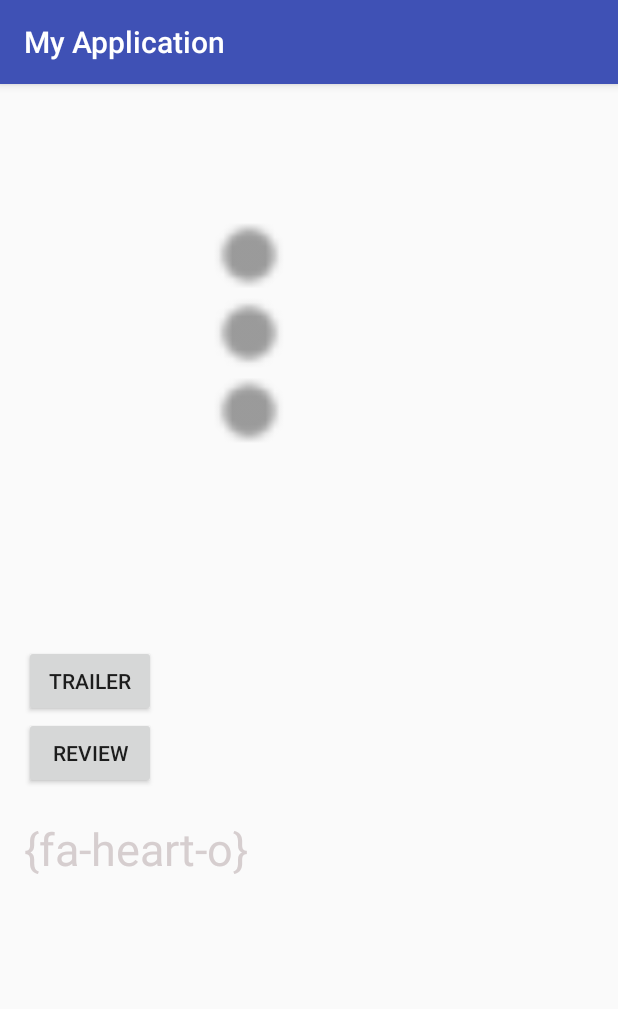
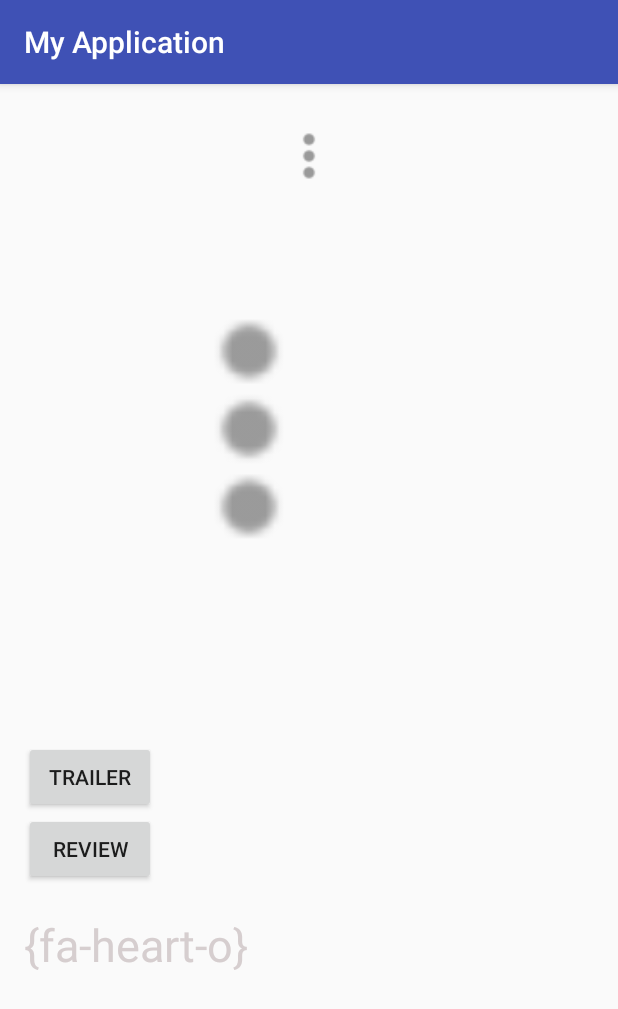
Before and after one commit to mohamed6996/MyApplication4-1, an Android app: the DetailFragment screen opened directly, with no data from a screen before it, on a phone screen of 412 x 824 dp. Shown: the top 1009 px of the screen. Run offline under Robolectric (Android 15) with nearby library versions, the phone set to English and light mode, and no system bars; our stand-ins replace Volley; libraries missing offline, so code that uses them is left out: com.joanzapata.iconify; plain views replace IconTextView; network calls fail; pictures from the network do not load; 8 statements that could not run were skipped.

Commit message:
add back path image

```diff
--- a/app/src/main/AndroidManifest.xml
+++ b/app/src/main/AndroidManifest.xml
@@ -21,6 +21,11 @@
             </intent-filter>
         </activity>
         <activity android:name=".DetailActivity"></activity>
+
+        <provider
+            android:authorities="com.example.lenovo.myapplication"
+            android:name=".db.MovieProvider" ></provider>
+
     </application>
 
 </manifest>
--- a/app/src/main/java/com/example/lenovo/myapplication/DetailFragment.java
+++ b/app/src/main/java/com/example/lenovo/myapplication/DetailFragment.java
@@ -42,14 +42,14 @@ import org.json.JSONObject;
  */
 public class DetailFragment extends Fragment {
     TextView overView, releaseDate, voteAvg, review_field, favorite;
-    ImageView image_path;
+    ImageView image_path, back_path ;
     Button trailer, review;
     String trailer_id, key;
     String review_content;
     String json;
     boolean clicked;
 
-    String over_view, release_date, vote_avg, image_key, id_key;
+    String over_view, release_date, vote_avg, image_key,backDrop_path, id_key;
 
 
     public DetailFragment() {
@@ -74,6 +74,7 @@ public class DetailFragment extends Fragment {
         release_date = bundle.getString("RELEASE_DATE_KEY");
         vote_avg = bundle.getString("VOTE_AVERAGE_KEY");
         image_key = bundle.getString("IMAGE_KEY");
+        backDrop_path = bundle.getString("BACKDROP_PATH_KEY");
         id_key = bundle.getString("ID_KEY");
         json = bundle.getString("jsonString");
 
@@ -106,6 +107,7 @@ public class DetailFragment extends Fragment {
         releaseDate = (TextView) view.findViewById(R.id.release_date);
         voteAvg = (TextView) view.findViewById(R.id.vote_average);
         image_path = (ImageView) view.findViewById(R.id.img);
+        back_path = (ImageView) view.findViewById(R.id.back_path);
         trailer = (Button) view.findViewById(R.id.trailer);
         review_field = (TextView) view.findViewById(R.id.review_field);
         favorite = (TextView) view.findViewById(R.id.favor);
@@ -114,7 +116,12 @@ public class DetailFragment extends Fragment {
         releaseDate.setText(release_date);
         voteAvg.setText(vote_avg);
         String full_image = Constants.IMG_BASE + image_key;
+        String full_back_image = Constants.IMG_BASE + backDrop_path;
+
+
         Glide.with(this).load(full_image).placeholder(R.drawable.ic_dots).into(image_path);
+        Glide.with(this).load(full_back_image).placeholder(R.drawable.ic_dots).into(back_path);
+
         trailer_id = id_key;
 
         trailer.setOnClickListener(new View.OnClickListener() {
@@ -171,46 +178,6 @@ public class DetailFragment extends Fragment {
         });
 
 
-      /*  favorite.setOnCheckedChangeListener(new CompoundButton.OnCheckedChangeListener() {
-            public void onCheckedChanged(CompoundButton buttonView, boolean isChecked) {
-                if (isChecked) {
-                    // The toggle is enabled
-                    MovieHelper movieHelper = new MovieHelper(getContext());
-                    SQLiteDatabase db = movieHelper.getWritableDatabase();
-
-                    ContentValues contentValues = new ContentValues();
-                    contentValues.put(MoviesContract.MovieEntry.COLUMN_NAME_TITLE, json);
-                    db.insert(MoviesContract.MovieEntry.TABLE_NAME, null, contentValues);
-
-                } else {
-                    // The toggle is disabled
-                    Toast.makeText(getContext(), "already exist", Toast.LENGTH_LONG).show();
-
-
-
-                }
-            }
-        });*/
-
-
-              /*  ColorDrawable drawable = (ColorDrawable) favorite.getBackground();
-
-                if (drawable.getColor() == R.color.favorite_color_white){
-                    MovieHelper movieHelper = new MovieHelper(getContext());
-                    SQLiteDatabase db = movieHelper.getWritableDatabase();
-
-                    ContentValues contentValues = new ContentValues();
-                    contentValues.put(MoviesContract.MovieEntry.COLUMN_NAME_TITLE, json);
-                    db.insert(MoviesContract.MovieEntry.TABLE_NAME, null, contentValues);
-
-                    favorite.setBackgroundColor(R.color.favorite_color_red);
-                }
-                else {
-                    Toast.makeText(getContext(), "already exist", Toast.LENGTH_LONG).show();
-                }*/
-
-
-        // font awesome
 
 
         return view;
--- a/app/src/main/java/com/example/lenovo/myapplication/ItemAdapter.java
+++ b/app/src/main/java/com/example/lenovo/myapplication/ItemAdapter.java
@@ -136,6 +136,7 @@ public class ItemAdapter extends RecyclerView.Adapter<ItemAdapter.VH> {
             b.putString("RELEASE_DATE_KEY", m.getRelease_date());
             b.putString("VOTE_AVERAGE_KEY", m.getVote_average());
             b.putString("IMAGE_KEY", m.getImagePath());
+            b.putString("BACKDROP_PATH_KEY", m.getBackdrop_path());
             b.putString("ID_KEY", m.getId());
 
             if (MainActivity.mTWO_PANE) {
--- a/app/src/main/res/layout/fragment_detail.xml
+++ b/app/src/main/res/layout/fragment_detail.xml
@@ -12,6 +12,11 @@
         android:orientation="vertical"
 
         tools:context="com.example.lenovo.myapplication.DetailActivity">
+
+        <ImageView
+            android:id="@+id/back_path"
+            android:layout_width="match_parent"
+            android:layout_height="wrap_content" />
 
         <ImageView
             android:id="@+id/img"
@@ -61,12 +66,12 @@
               android:background="@color/favorite_color_white"/>-->
 
         <com.joanzapata.iconify.widget.IconTextView
+            android:id="@+id/favor"
+            android:layout_width="wrap_content"
+            android:layout_height="wrap_content"
             android:text="{fa-heart-o}"
-            android:textSize="30sp"
             android:textColor="@color/favorite_color_white"
-            android:layout_height="wrap_content"
-            android:layout_width="wrap_content"
-            android:id="@+id/favor"/>
+            android:textSize="30sp" />
 
     </LinearLayout>
 
```
Also changed, not shown: app/src/main/java/com/example/lenovo/myapplication/ItemFragment.java (+2 -24 lines), app/src/main/java/com/example/lenovo/myapplication/ItemModel.java (+10 -3 lines).
